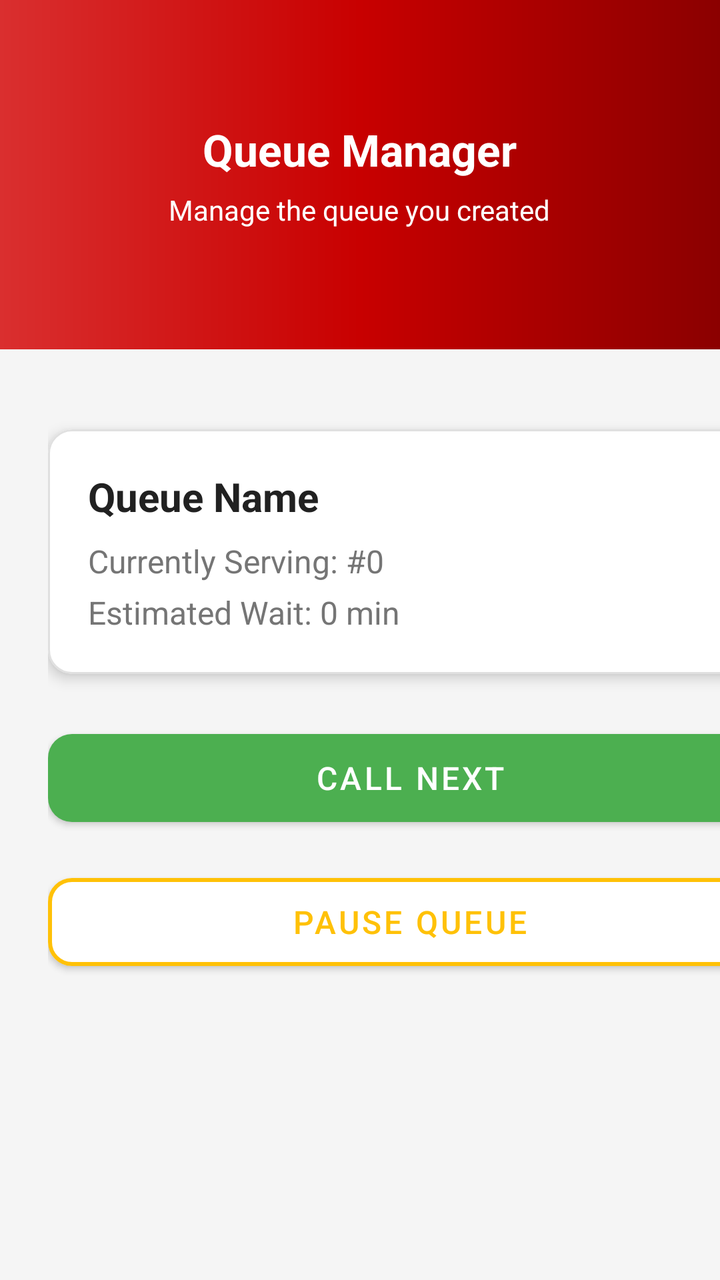
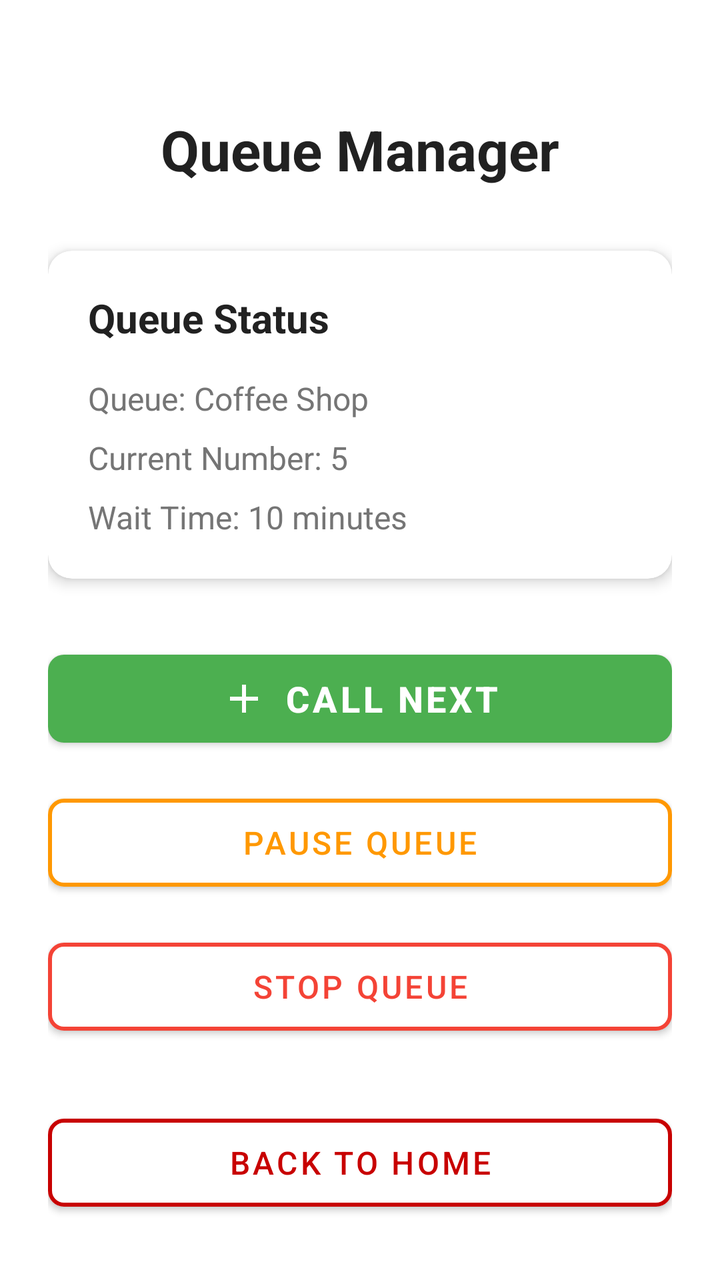

Before-and-after screenshots of an Android layout around one commit, followed by the original layout XML and the change that was made.
<!-- AndroidManifest.xml: application theme Theme.VQueue -->
<!-- res/layout/fragment_queue_manager.xml -->
<?xml version="1.0" encoding="utf-8"?>
<androidx.core.widget.NestedScrollView
    xmlns:android="http://schemas.android.com/apk/res/android"
    xmlns:app="http://schemas.android.com/apk/res-auto"
    xmlns:tools="http://schemas.android.com/tools"
    android:layout_width="match_parent"
    android:layout_height="match_parent"
    android:background="@color/colorBackground"
    android:fillViewport="true"
    tools:context=".fragments.QueueManagerFragment">

    <androidx.constraintlayout.widget.ConstraintLayout
        android:layout_width="match_parent"
        android:layout_height="wrap_content">

        
        <androidx.constraintlayout.widget.Guideline
            android:id="@+id/headerGuide"
            android:layout_width="wrap_content"
            android:layout_height="wrap_content"
            android:orientation="horizontal"
            app:layout_constraintGuide_percent="0.24" />

        
        <androidx.constraintlayout.widget.ConstraintLayout
            android:id="@+id/headerSection"
            android:layout_width="0dp"
            android:layout_height="0dp"
            android:background="@drawable/bg_banner_red"
            app:layout_constraintTop_toTopOf="parent"
            app:layout_constraintBottom_toTopOf="@id/headerGuide"
            app:layout_constraintStart_toStartOf="parent"
            app:layout_constraintEnd_toEndOf="parent">

            <LinearLayout
                android:id="@+id/headerContent"
                android:layout_width="0dp"
                android:layout_height="0dp"
                android:orientation="vertical"
                android:gravity="center"
                android:paddingStart="24dp"
                android:paddingEnd="24dp"
                app:layout_constraintTop_toTopOf="parent"
                app:layout_constraintBottom_toBottomOf="parent"
                app:layout_constraintStart_toStartOf="parent"
                app:layout_constraintEnd_toEndOf="parent">

                <TextView
                    android:id="@+id/headerText"
                    android:layout_width="wrap_content"
                    android:layout_height="wrap_content"
                    android:text="Queue Manager"
                    android:textSize="22sp"
                    android:textStyle="bold"
                    android:textColor="@color/colorTextOnPrimary" />

                <TextView
                    android:id="@+id/headerSubtitle"
                    android:layout_width="wrap_content"
                    android:layout_height="wrap_content"
                    android:layout_marginTop="6dp"
                    android:text="Manage the queue you created"
                    android:textSize="14sp"
                    android:textColor="@color/colorTextOnPrimary" />
            </LinearLayout>
        </androidx.constraintlayout.widget.ConstraintLayout>

        
        <androidx.constraintlayout.widget.ConstraintLayout
            android:id="@+id/body"
            android:layout_width="410dp"
            android:layout_height="553dp"
            android:padding="24dp"
            app:layout_constraintBottom_toBottomOf="parent"
            app:layout_constraintEnd_toEndOf="parent"
            app:layout_constraintHorizontal_bias="0.0"
            app:layout_constraintStart_toStartOf="parent"
            app:layout_constraintTop_toBottomOf="@id/headerSection"
            app:layout_constraintVertical_bias="0.006">

            
            <com.google.android.material.card.MaterialCardView
                android:id="@+id/queueInfoCard"
                android:layout_width="0dp"
                android:layout_height="wrap_content"
                android:layout_marginTop="16dp"
                app:cardBackgroundColor="@color/colorSurface"
                app:cardCornerRadius="12dp"
                app:cardElevation="4dp"
                app:layout_constraintEnd_toEndOf="parent"
                app:layout_constraintStart_toStartOf="parent"
                app:layout_constraintTop_toTopOf="parent"
                app:strokeColor="@color/colorDivider"
                app:strokeWidth="1dp">

                <LinearLayout
                    android:layout_width="match_parent"
                    android:layout_height="wrap_content"
                    android:orientation="vertical"
                    android:padding="20dp">

                    <TextView
                        android:id="@+id/queueNameText"
                        android:layout_width="wrap_content"
                        android:layout_height="wrap_content"
                        android:layout_marginBottom="8dp"
                        android:text="Queue Name"
                        android:textColor="@color/colorTextPrimary"
                        android:textSize="20sp"
                        android:textStyle="bold" />

                    <TextView
                        android:id="@+id/currentNumberText"
                        android:layout_width="wrap_content"
                        android:layout_height="wrap_content"
                        android:layout_marginBottom="4dp"
                        android:text="Currently Serving: #0"
                        android:textColor="@color/colorTextSecondary"
                        android:textSize="16sp" />

                    <TextView
                        android:id="@+id/waitTimeText"
                        android:layout_width="wrap_content"
                        android:layout_height="wrap_content"
                        android:text="Estimated Wait: 0 min"
                        android:textColor="@color/colorTextSecondary"
                        android:textSize="16sp" />
                </LinearLayout>
            </com.google.android.material.card.MaterialCardView>

            
            <com.google.android.material.button.MaterialButton
                android:id="@+id/nextButton"
                android:layout_width="0dp"
                android:layout_height="56dp"
                android:layout_marginTop="24dp"
                android:text="CALL NEXT"
                android:textAllCaps="true"
                android:textColor="@color/colorTextOnPrimary"
                android:textSize="16sp"
                app:backgroundTint="@color/colorButtonPositive"
                app:cornerRadius="12dp"
                app:layout_constraintEnd_toEndOf="parent"
                app:layout_constraintStart_toStartOf="parent"
                app:layout_constraintTop_toBottomOf="@id/queueInfoCard" />

            
            <com.google.android.material.button.MaterialButton
                android:id="@+id/pauseButton"
                android:layout_width="0dp"
                android:layout_height="56dp"
                android:layout_marginTop="16dp"
                android:text="PAUSE QUEUE"
                android:textAllCaps="true"
                android:textColor="@color/colorButtonNeutral"
                android:textSize="16sp"
                app:backgroundTint="@color/colorSurface"
                app:cornerRadius="12dp"
                app:layout_constraintEnd_toEndOf="parent"
                app:layout_constraintStart_toStartOf="parent"
                app:layout_constraintTop_toBottomOf="@id/nextButton"
                app:strokeColor="@color/colorButtonNeutral"
                app:strokeWidth="2dp" />

            
            <com.google.android.material.button.MaterialButton
                android:id="@+id/stopButton"
                android:layout_width="0dp"
                android:layout_height="56dp"
                android:layout_marginTop="156dp"
                android:text="DELETE QUEUE"
                android:textAllCaps="true"
                android:textColor="@color/colorTextOnPrimary"
                android:textSize="16sp"
                app:backgroundTint="@color/colorButtonDanger"
                app:cornerRadius="12dp"
                app:layout_constraintEnd_toEndOf="parent"
                app:layout_constraintHorizontal_bias="0.0"
                app:layout_constraintStart_toStartOf="parent"
                app:layout_constraintTop_toBottomOf="@id/pauseButton"
                app:strokeColor="@color/colorButtonDanger"
                app:strokeWidth="2dp" />

        </androidx.constraintlayout.widget.ConstraintLayout>
    </androidx.constraintlayout.widget.ConstraintLayout>
</androidx.core.widget.NestedScrollView>
<!-- resources referenced by this layout -->
<resources>
  <color name="colorBackground">#FFF5F5F5</color>
  <color name="colorButtonDanger">#F44336</color>
  <color name="colorButtonNeutral">#FFC107</color>
  <color name="colorButtonPositive">#4CAF50</color>
  <color name="colorDivider">#FFE0E0E0</color>
  <color name="colorSurface">#FFFFFFFF</color>
  <color name="colorTextOnPrimary">#FFFFFFFF</color>
  <color name="colorTextPrimary">#FF212121</color>
  <color name="colorTextSecondary">#FF757575</color>
  <!-- drawable bg_banner_red (drawable) -->
  <?xml version="1.0" encoding="utf-8"?>
  <shape xmlns:android="http://schemas.android.com/apk/res/android"
      android:shape="rectangle">
  
      <gradient
          android:type="linear"
          android:angle="0"
          android:startColor="#FFDA2F2F"
          android:centerColor="#FFC80000"
          android:endColor="#FF8B0000" />
  
  </shape>
  <style name="Theme.VQueue" parent="Theme.MaterialComponents.DayNight.DarkActionBar">
          
          <item name="colorPrimary">@color/primary</item>
          <item name="colorPrimaryVariant">@color/primary_dark</item>
          <item name="colorOnPrimary">@color/text_on_primary</item>
  
          <item name="colorSecondary">@color/accent</item>
          <item name="colorOnSecondary">@color/text_on_primary</item>
  
          
          <item name="android:colorBackground">@color/background_primary</item>
          <item name="colorSurface">@color/surface</item>
          <item name="colorOnSurface">@color/text_primary</item>
  
          
          <item name="android:statusBarColor">@color/primary</item>
      </style>
  <color name="primary">@color/colorPrimary</color>
  <color name="primary_dark">@color/colorPrimaryDark</color>
  <color name="text_on_primary">@color/colorTextOnPrimary</color>
  <color name="accent">@color/colorButtonPositive</color>
  <color name="background_primary">@color/colorBackground</color>
  <color name="surface">@color/colorSurface</color>
  <color name="text_primary">@color/colorTextPrimary</color>
  <color name="colorPrimary">#C80000</color>
  <color name="colorPrimaryDark">#A00000</color>
</resources>

<!-- the commit's change to res/layout/fragment_queue_manager.xml (unified diff, before → after) -->
@@ -1,186 +1,155 @@
 <?xml version="1.0" encoding="utf-8"?>
-<androidx.core.widget.NestedScrollView
-    xmlns:android="http://schemas.android.com/apk/res/android"
+<androidx.core.widget.NestedScrollView xmlns:android="http://schemas.android.com/apk/res/android"
     xmlns:app="http://schemas.android.com/apk/res-auto"
-    xmlns:tools="http://schemas.android.com/tools"
     android:layout_width="match_parent"
     android:layout_height="match_parent"
-    android:background="@color/colorBackground"
-    android:fillViewport="true"
-    tools:context=".fragments.QueueManagerFragment">
+    android:background="@color/background_primary"
+    android:fillViewport="true">
 
     <androidx.constraintlayout.widget.ConstraintLayout
         android:layout_width="match_parent"
-        android:layout_height="wrap_content">
+        android:layout_height="wrap_content"
+        android:padding="24dp">
 
         
-        <androidx.constraintlayout.widget.Guideline
-            android:id="@+id/headerGuide"
-            android:layout_width="wrap_content"
+        <TextView
+            android:id="@+id/headerText"
+            android:layout_width="0dp"
             android:layout_height="wrap_content"
-            android:orientation="horizontal"
-            app:layout_constraintGuide_percent="0.24" />
+            android:text="Queue Manager"
+            android:textSize="28sp"
+            android:textStyle="bold"
+            android:textColor="@color/text_primary"
+            android:gravity="center"
+            android:layout_marginTop="32dp"
+            app:layout_constraintTop_toTopOf="parent"
+            app:layout_constraintStart_toStartOf="parent"
+            app:layout_constraintEnd_toEndOf="parent" />
 
         
-        <androidx.constraintlayout.widget.ConstraintLayout
-            android:id="@+id/headerSection"
+        <com.google.android.material.card.MaterialCardView
+            android:id="@+id/queueInfoCard"
             android:layout_width="0dp"
-            android:layout_height="0dp"
-            android:background="@drawable/bg_banner_red"
-            app:layout_constraintTop_toTopOf="parent"
-            app:layout_constraintBottom_toTopOf="@id/headerGuide"
+            android:layout_height="wrap_content"
+            android:layout_marginTop="32dp"
+            app:cardCornerRadius="12dp"
+            app:cardElevation="4dp"
+            app:cardBackgroundColor="@color/surface"
+            app:layout_constraintTop_toBottomOf="@id/headerText"
             app:layout_constraintStart_toStartOf="parent"
             app:layout_constraintEnd_toEndOf="parent">
 
             <LinearLayout
-                android:id="@+id/headerContent"
-                android:layout_width="0dp"
-                android:layout_height="0dp"
+                android:layout_width="match_parent"
+                android:layout_height="wrap_content"
                 android:orientation="vertical"
-                android:gravity="center"
-                android:paddingStart="24dp"
-                android:paddingEnd="24dp"
-                app:layout_constraintTop_toTopOf="parent"
-                app:layout_constraintBottom_toBottomOf="parent"
-                app:layout_constraintStart_toStartOf="parent"
-                app:layout_constraintEnd_toEndOf="parent">
+                android:padding="20dp">
 
                 <TextView
-                    android:id="@+id/headerText"
                     android:layout_width="wrap_content"
                     android:layout_height="wrap_content"
-                    android:text="Queue Manager"
-                    android:textSize="22sp"
+                    android:text="Queue Status"
+                    android:textSize="20sp"
                     android:textStyle="bold"
-                    android:textColor="@color/colorTextOnPrimary" />
+                    android:textColor="@color/text_primary"
+                    android:layout_marginBottom="16dp" />
 
                 <TextView
-                    android:id="@+id/headerSubtitle"
+                    android:id="@+id/queueNameText"
                     android:layout_width="wrap_content"
                     android:layout_height="wrap_content"
-                    android:layout_marginTop="6dp"
-                    android:text="Manage the queue you created"
-                    android:textSize="14sp"
-                    android:textColor="@color/colorTextOnPrimary" />
+                    android:text="Queue: Coffee Shop"
+                    android:textSize="16sp"
+                    android:textColor="@color/text_secondary"
+                    android:layout_marginBottom="8dp" />
+
+                <TextView
+                    android:id="@+id/currentNumberText"
+                    android:layout_width="wrap_content"
+                    android:layout_height="wrap_content"
+                    android:text="Current Number: 5"
+                    android:textSize="16sp"
+                    android:textColor="@color/text_secondary"
+                    android:layout_marginBottom="8dp" />
+
+                <TextView
+                    android:id="@+id/waitTimeText"
+                    android:layout_width="wrap_content"
+                    android:layout_height="wrap_content"
+                    android:text="Wait Time: 10 minutes"
+                    android:textSize="16sp"
+                    android:textColor="@color/text_secondary" />
+
             </LinearLayout>
-        </androidx.constraintlayout.widget.ConstraintLayout>
+
+        </com.google.android.material.card.MaterialCardView>
 
         
-        <androidx.constraintlayout.widget.ConstraintLayout
-            android:id="@+id/body"
-            android:layout_width="410dp"
-            android:layout_height="553dp"
-            android:padding="24dp"
-            app:layout_constraintBottom_toBottomOf="parent"
-            app:layout_constraintEnd_toEndOf="parent"
-            app:layout_constraintHorizontal_bias="0.0"
+        <com.google.android.material.button.MaterialButton
+            android:id="@+id/nextButton"
+            android:layout_width="0dp"
+            android:layout_height="56dp"
+            android:layout_marginTop="32dp"
+            android:text="Call Next"
+            android:textSize="18sp"
+            android:textStyle="bold"
+            app:backgroundTint="@color/success"
+            app:cornerRadius="8dp"
+            app:icon="@drawable/ic_add"
+            app:iconGravity="textStart"
+            app:layout_constraintTop_toBottomOf="@id/queueInfoCard"
             app:layout_constraintStart_toStartOf="parent"
-            app:layout_constraintTop_toBottomOf="@id/headerSection"
-            app:layout_constraintVertical_bias="0.006">
+            app:layout_constraintEnd_toEndOf="parent" />
 
-            
-            <com.google.android.material.card.MaterialCardView
-                android:id="@+id/queueInfoCard"
-                android:layout_width="0dp"
-                android:layout_height="wrap_content"
-                android:layout_marginTop="16dp"
-                app:cardBackgroundColor="@color/colorSurface"
-                app:cardCornerRadius="12dp"
-                app:cardElevation="4dp"
-                app:layout_constraintEnd_toEndOf="parent"
-                app:layout_constraintStart_toStartOf="parent"
-                app:layout_constraintTop_toTopOf="parent"
-                app:strokeColor="@color/colorDivider"
-                app:strokeWidth="1dp">
+        <com.google.android.material.button.MaterialButton
+            android:id="@+id/pauseButton"
+            android:layout_width="0dp"
+            android:layout_height="56dp"
+            android:layout_marginTop="16dp"
+            android:text="Pause Queue"
+            android:textSize="16sp"
+            android:textColor="@color/warning"
+            app:backgroundTint="@color/white"
+            app:cornerRadius="8dp"
+            app:strokeColor="@color/warning"
+            app:strokeWidth="2dp"
+            app:layout_constraintTop_toBottomOf="@id/nextButton"
+            app:layout_constraintStart_toStartOf="parent"
+            app:layout_constraintEnd_toEndOf="parent" />
 
-                <LinearLayout
-                    android:layout_width="match_parent"
-                    android:layout_height="wrap_content"
-                    android:orientation="vertical"
-                    android:padding="20dp">
+        <com.google.android.material.button.MaterialButton
+            android:id="@+id/stopButton"
+            android:layout_width="0dp"
+            android:layout_height="56dp"
+            android:layout_marginTop="16dp"
+            android:text="Stop Queue"
+            android:textSize="16sp"
+            android:textColor="@color/error"
+            app:backgroundTint="@color/white"
+            app:cornerRadius="8dp"
+            app:strokeColor="@color/error"
+            app:strokeWidth="2dp"
+            app:layout_constraintTop_toBottomOf="@id/pauseButton"
+            app:layout_constraintStart_toStartOf="parent"
+            app:layout_constraintEnd_toEndOf="parent" />
 
-                    <TextView
-                        android:id="@+id/queueNameText"
-                        android:layout_width="wrap_content"
-                        android:layout_height="wrap_content"
-                        android:layout_marginBottom="8dp"
-                        android:text="Queue Name"
-                        android:textColor="@color/colorTextPrimary"
-                        android:textSize="20sp"
-                        android:textStyle="bold" />
+        
+        <com.google.android.material.button.MaterialButton
+            android:id="@+id/backButton"
+            android:layout_width="0dp"
+            android:layout_height="56dp"
+            android:layout_marginTop="32dp"
+            android:text="Back to Home"
+            android:textSize="16sp"
+            android:textColor="@color/primary"
+            app:backgroundTint="@color/white"
+            app:cornerRadius="8dp"
+            app:strokeColor="@color/primary"
+            app:strokeWidth="2dp"
+            app:layout_constraintTop_toBottomOf="@id/stopButton"
+            app:layout_constraintStart_toStartOf="parent"
+            app:layout_constraintEnd_toEndOf="parent" />
 
-                    <TextView
-                        android:id="@+id/currentNumberText"
-                        android:layout_width="wrap_content"
-                        android:layout_height="wrap_content"
-                        android:layout_marginBottom="4dp"
-                        android:text="Currently Serving: #0"
-                        android:textColor="@color/colorTextSecondary"
-                        android:textSize="16sp" />
+    </androidx.constraintlayout.widget.ConstraintLayout>
 
-                    <TextView
-                        android:id="@+id/waitTimeText"
-                        android:layout_width="wrap_content"
-                        android:layout_height="wrap_content"
-                        android:text="Estimated Wait: 0 min"
-                        android:textColor="@color/colorTextSecondary"
-                        android:textSize="16sp" />
-                </LinearLayout>
-            </com.google.android.material.card.MaterialCardView>
-
-            
-            <com.google.android.material.button.MaterialButton
-                android:id="@+id/nextButton"
-                android:layout_width="0dp"
-                android:layout_height="56dp"
-                android:layout_marginTop="24dp"
-                android:text="CALL NEXT"
-                android:textAllCaps="true"
-                android:textColor="@color/colorTextOnPrimary"
-                android:textSize="16sp"
-                app:backgroundTint="@color/colorButtonPositive"
-                app:cornerRadius="12dp"
-                app:layout_constraintEnd_toEndOf="parent"
-                app:layout_constraintStart_toStartOf="parent"
-                app:layout_constraintTop_toBottomOf="@id/queueInfoCard" />
-
-            
-            <com.google.android.material.button.MaterialButton
-                android:id="@+id/pauseButton"
-                android:layout_width="0dp"
-                android:layout_height="56dp"
-                android:layout_marginTop="16dp"
-                android:text="PAUSE QUEUE"
-                android:textAllCaps="true"
-                android:textColor="@color/colorButtonNeutral"
-                android:textSize="16sp"
-                app:backgroundTint="@color/colorSurface"
-                app:cornerRadius="12dp"
-                app:layout_constraintEnd_toEndOf="parent"
-                app:layout_constraintStart_toStartOf="parent"
-                app:layout_constraintTop_toBottomOf="@id/nextButton"
-                app:strokeColor="@color/colorButtonNeutral"
-                app:strokeWidth="2dp" />
-
-            
-            <com.google.android.material.button.MaterialButton
-                android:id="@+id/stopButton"
-                android:layout_width="0dp"
-                android:layout_height="56dp"
-                android:layout_marginTop="156dp"
-                android:text="DELETE QUEUE"
-                android:textAllCaps="true"
-                android:textColor="@color/colorTextOnPrimary"
-                android:textSize="16sp"
-                app:backgroundTint="@color/colorButtonDanger"
-                app:cornerRadius="12dp"
-                app:layout_constraintEnd_toEndOf="parent"
-                app:layout_constraintHorizontal_bias="0.0"
-                app:layout_constraintStart_toStartOf="parent"
-                app:layout_constraintTop_toBottomOf="@id/pauseButton"
-                app:strokeColor="@color/colorButtonDanger"
-                app:strokeWidth="2dp" />
-
-        </androidx.constraintlayout.widget.ConstraintLayout>
-    </androidx.constraintlayout.widget.ConstraintLayout>
 </androidx.core.widget.NestedScrollView>
<!-- resource entries referenced after the edit -->
@@ -1,27 +1,5 @@
 <!-- resources referenced by this layout -->
 <resources>
-  <color name="colorBackground">#FFF5F5F5</color>
-  <color name="colorButtonDanger">#F44336</color>
-  <color name="colorButtonNeutral">#FFC107</color>
-  <color name="colorButtonPositive">#4CAF50</color>
-  <color name="colorDivider">#FFE0E0E0</color>
-  <color name="colorSurface">#FFFFFFFF</color>
-  <color name="colorTextOnPrimary">#FFFFFFFF</color>
-  <color name="colorTextPrimary">#FF212121</color>
-  <color name="colorTextSecondary">#FF757575</color>
-  <!-- drawable bg_banner_red (drawable) -->
-  <?xml version="1.0" encoding="utf-8"?>
-  <shape xmlns:android="http://schemas.android.com/apk/res/android"
-      android:shape="rectangle">
-  
-      <gradient
-          android:type="linear"
-          android:angle="0"
-          android:startColor="#FFDA2F2F"
-          android:centerColor="#FFC80000"
-          android:endColor="#FF8B0000" />
-  
-  </shape>
   <style name="Theme.VQueue" parent="Theme.MaterialComponents.DayNight.DarkActionBar">
           
           <item name="colorPrimary">@color/primary</item>
@@ -39,14 +17,28 @@
           
           <item name="android:statusBarColor">@color/primary</item>
       </style>
-  <color name="primary">@color/colorPrimary</color>
-  <color name="primary_dark">@color/colorPrimaryDark</color>
-  <color name="text_on_primary">@color/colorTextOnPrimary</color>
-  <color name="accent">@color/colorButtonPositive</color>
-  <color name="background_primary">@color/colorBackground</color>
-  <color name="surface">@color/colorSurface</color>
-  <color name="text_primary">@color/colorTextPrimary</color>
-  <color name="colorPrimary">#C80000</color>
-  <color name="colorPrimaryDark">#A00000</color>
+  <color name="primary">#C80000</color>
+  <color name="success">#FF4CAF50</color>
+  <color name="primary_dark">#BB0000</color>
+  <color name="text_on_primary">#FFFFFFFF</color>
+  <color name="accent">#FF03DAC5</color>
+  <color name="background_primary">#FFFFFF</color>
+  <color name="error">#FFF44336</color>
+  <color name="surface">#FFFFFFFF</color>
+  <color name="text_primary">#FF212121</color>
+  <color name="text_secondary">#FF757575</color>
+  <color name="warning">#FFFF9800</color>
+  <color name="white">#FFFFFFFF</color>
+  <!-- drawable ic_add (drawable) -->
+  <?xml version="1.0" encoding="utf-8"?>
+  <vector xmlns:android="http://schemas.android.com/apk/res/android"
+      android:width="24dp"
+      android:height="24dp"
+      android:viewportWidth="24"
+      android:viewportHeight="24">
+      <path
+          android:fillColor="#FFFFFFFF"
+          android:pathData="M19,13h-6v6h-2v-6H5v-2h6V5h2v6h6v2z"/>
+  </vector>
 </resources>
 
